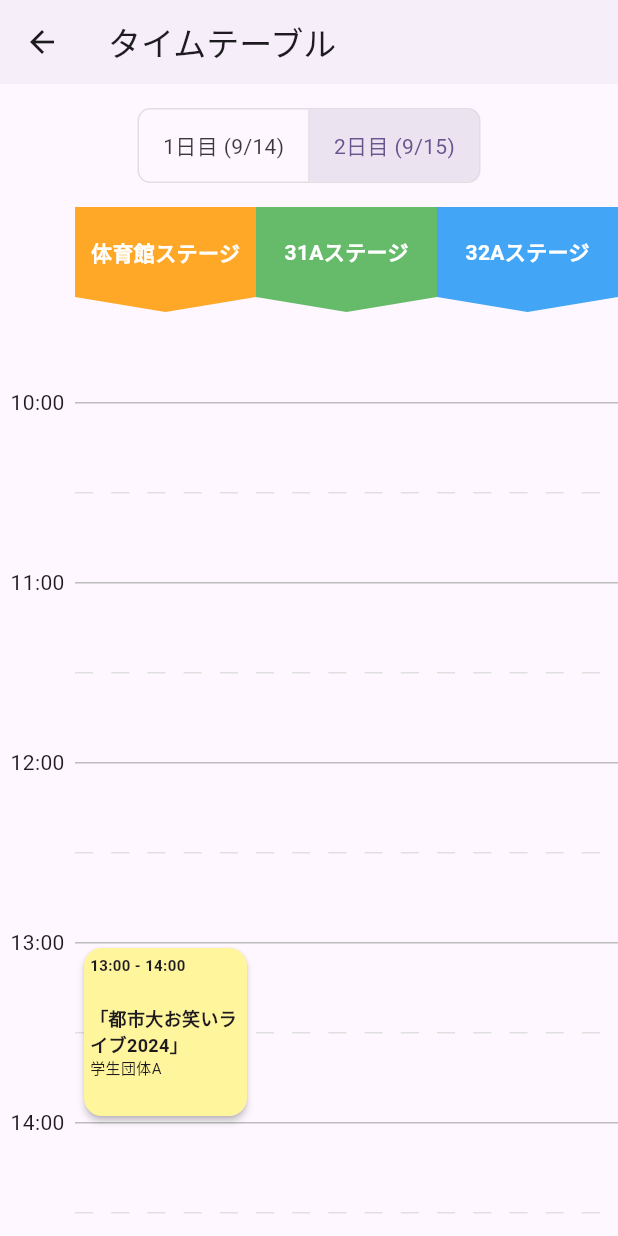
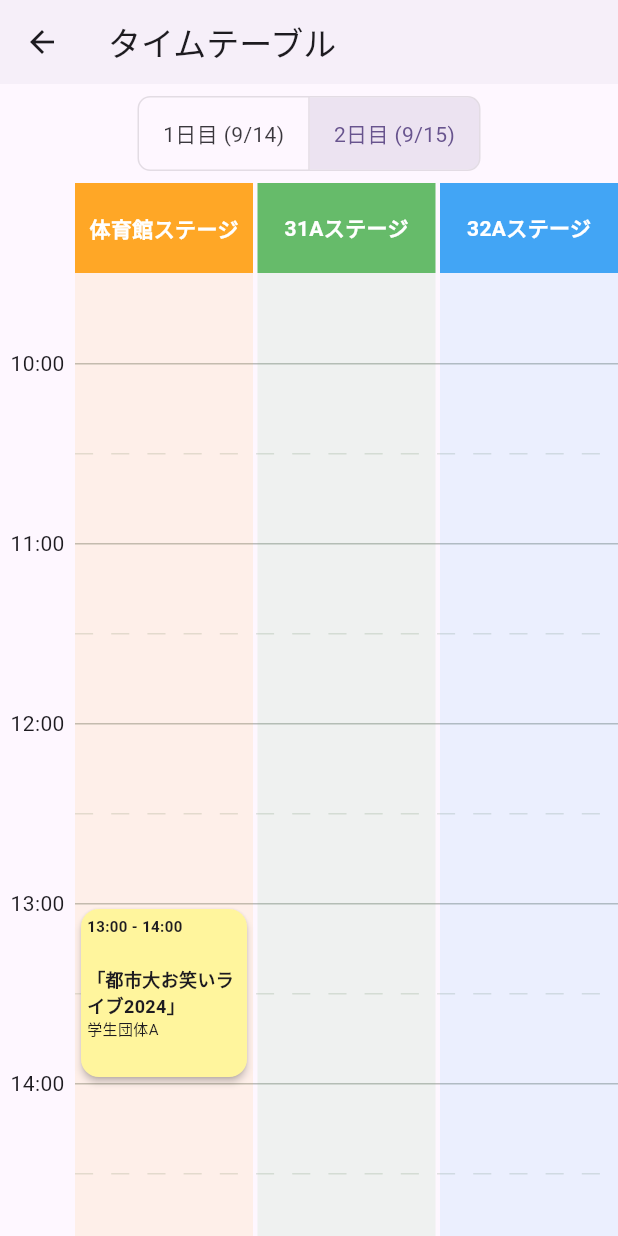
Before and after one commit to Yokohamafest/29th-yfa-app, a Flutter app: the TimetableScreen screen opened directly, after a tap on "2日目 (9/15)", on a phone screen of 412 x 824 dp. Run offline on Flutter 3.47's test engine with Material 3 defaults, Android fonts, the phone set to English and light mode, and no system bars; our stand-ins replace shared_preferences; accounts and stored records are empty.

Commit message:
タイムテーブル画面のタイムテーブルに背景を追加, ステージ名ヘッダを少し変更

```diff
--- a/lib/screens/timetable_screen.dart
+++ b/lib/screens/timetable_screen.dart
@@ -3,6 +3,7 @@ import 'package:intl/intl.dart';
 import '../data/dummy_events.dart';
 import '../models/event_item.dart';
 import 'event_detail_screen.dart';
+import 'dart:math' as math;
 
 class TimetableScreen extends StatefulWidget {
   const TimetableScreen({super.key});
@@ -22,9 +23,10 @@ class _TimetableScreenState extends State<TimetableScreen> {
       appBar: AppBar(title: const Text('タイムテーブル'), elevation: 1.0),
       body: Column(
         children: [
-          // --- 1. 日付切り替えボタン ---
+          // --- ここからが画面上部に「固定」される部分 ---
+          // 1. 日付切り替えボタン
           Padding(
-            padding: const EdgeInsets.symmetric(vertical: 16.0),
+            padding: const EdgeInsets.symmetric(vertical: 8.0),
             child: ToggleButtons(
               isSelected: [
                 _selectedDay == FestivalDay.dayOne,
@@ -38,7 +40,6 @@ class _TimetableScreenState extends State<TimetableScreen> {
                 });
               },
               borderRadius: BorderRadius.circular(8.0),
-
               children: const [
                 Padding(
                   padding: EdgeInsets.symmetric(horizontal: 16),
@@ -51,32 +52,34 @@ class _TimetableScreenState extends State<TimetableScreen> {
               ],
             ),
           ),
-
-          // --- 2. ステージ名のヘッダー ---
+          // 2. ステージタイトルヘッダー
           Row(
-            crossAxisAlignment: CrossAxisAlignment.start, // 上揃えにする
+            crossAxisAlignment: CrossAxisAlignment.start,
             children: [
-              SizedBox(width: _leftColumnWidth), // 時間軸の幅
+              SizedBox(width: _leftColumnWidth),
               _buildHeaderCell('体育館ステージ', Colors.orange.shade400),
+              SizedBox(width: 3),
               _buildHeaderCell('31Aステージ', Colors.green.shade400),
+              SizedBox(width: 3),
               _buildHeaderCell('32Aステージ', Colors.blue.shade400),
             ],
           ),
 
-          // --- 3. タイムテーブル本体 ---
+          // --- 3. タイムテーブル本体（ここから下がスクロールする） ---
           Expanded(
             child: SingleChildScrollView(
               child: Stack(
                 children: [
-                  // 背景のグリッド線と時間軸
                   _buildGridAndTimeAxis(),
-                  // 企画カード
                   Row(
                     children: [
-                      SizedBox(width: _leftColumnWidth), // 時間軸の幅だけスペース
-                      _buildStageColumn('体育館ステージ'),
-                      _buildStageColumn('31Aステージ'),
-                      _buildStageColumn('32Aステージ'),
+                      SizedBox(width: _leftColumnWidth),
+                      // 【変更点④】各列に色を渡し、間に隙間を追加
+                      _buildStageColumn('体育館ステージ', Colors.orange.shade400),
+                      const SizedBox(width: 3), // 企画列の間の隙間
+                      _buildStageColumn('31Aステージ', Colors.green.shade400),
+                      const SizedBox(width: 3), // 企画列の間の隙間
+                      _buildStageColumn('32Aステージ', Colors.blue.shade400),
                     ],
                   ),
                 ],
@@ -92,14 +95,12 @@ class _TimetableScreenState extends State<TimetableScreen> {
 
   // ステージ名ヘッダーのセル
   Widget _buildHeaderCell(String title, Color backgroundColor) {
-    final screenWidth = MediaQuery.of(context).size.width;
-
     return Expanded(
       child: Column(
         children: [
           // 四角形のヘッダー本体
           Container(
-            height: 60, // ヘッダーの四角部分の高さ
+            height: 60, // ヘッダーの高さ
             color: backgroundColor,
             alignment: Alignment.center,
             child: Text(
@@ -109,11 +110,6 @@ class _TimetableScreenState extends State<TimetableScreen> {
                 color: Colors.white,
               ),
             ),
-          ),
-          // 逆三角形の部分
-          CustomPaint(
-            size: Size((screenWidth - 50.0) / 3, 10), // 三角形のサイズ（幅20, 高さ10）
-            painter: _TrianglePainter(color: backgroundColor),
           ),
         ],
       ),
@@ -178,18 +174,20 @@ class _TimetableScreenState extends State<TimetableScreen> {
   }
 
   // 各ステージの列（企画カード）を生成
-  Widget _buildStageColumn(String locationName) {
-    // 選択された日付と場所に合致する企画だけをフィルタリング
+  Widget _buildStageColumn(String locationName, Color backgroundColor) {
     final eventsForStage = dummyEvents.where((event) {
       final isSameDay =
           event.date == _selectedDay || event.date == FestivalDay.both;
-      // 【変更点②】event.areaではなく、event.locationをチェックする
       final isSameLocation = event.location == locationName;
       final isTimed = event.startTime != null;
       return isSameDay && isSameLocation && isTimed;
     }).toList();
 
     return Expanded(
+      // 【変更点②】SizedBoxをContainerで囲み、背景色を設定
+      child: Container(
+        // ヘッダーの背景色を少し薄くして使用
+        color: backgroundColor.withOpacity(0.1),
         child: SizedBox(
           height: (21 - 10) * _hourHeight,
           child: Stack(
@@ -198,17 +196,22 @@ class _TimetableScreenState extends State<TimetableScreen> {
               final end = event.endTime!;
               final topPosition =
                   ((start.hour - 10) * 60 + start.minute) / 60.0 * _hourHeight;
-            final cardHeight =
+              // カードの高さ計算（最低の高さを保証）
+              final durationHeight =
                   end.difference(start).inMinutes / 60.0 * _hourHeight;
+              const double minHeight = 45.0;
+              final cardHeight = math.max(durationHeight, minHeight);
 
               return Positioned(
-              top: topPosition + (_hourHeight / 2),
-              left: 2,
-              right: 2,
+                top: topPosition + 60,
+                // 【変更点③】左右の余白を調整
+                left: 0,
+                right: 0,
                 height: cardHeight,
                 child: _TimetableEventCard(event: event),
               );
             }).toList(),
+          ),
         ),
       ),
     );
@@ -271,30 +274,3 @@ class _TimetableEventCard extends StatelessWidget {
     );
   }
 }
-
-// 逆三角形を描画するためのカスタムペインター
-class _TrianglePainter extends CustomPainter {
-  final Color color;
-
-  _TrianglePainter({required this.color});
-
-  @override
-  void paint(Canvas canvas, Size size) {
-    final paint = Paint()
-      ..color = color
-      ..style = PaintingStyle.fill;
-
-    final path = Path();
-    path.moveTo(0, 0); // 左上の角から開始
-    path.lineTo(size.width, 0); // 右上の角へ線を引く
-    path.lineTo(size.width / 2, size.height); // 下の頂点へ線を引く
-    path.close(); // パスを閉じて三角形にする
-
-    canvas.drawPath(path, paint);
-  }
-
-  @override
-  bool shouldRepaint(covariant _TrianglePainter oldDelegate) {
-    return oldDelegate.color != color;
-  }
-}
```
Lines whose indentation alone changed are shown as unchanged.
